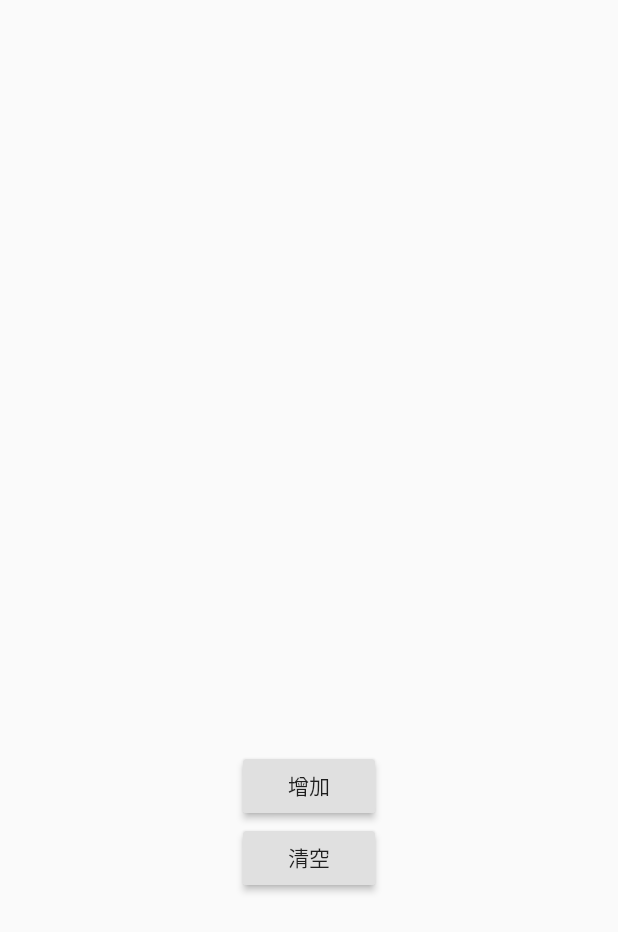
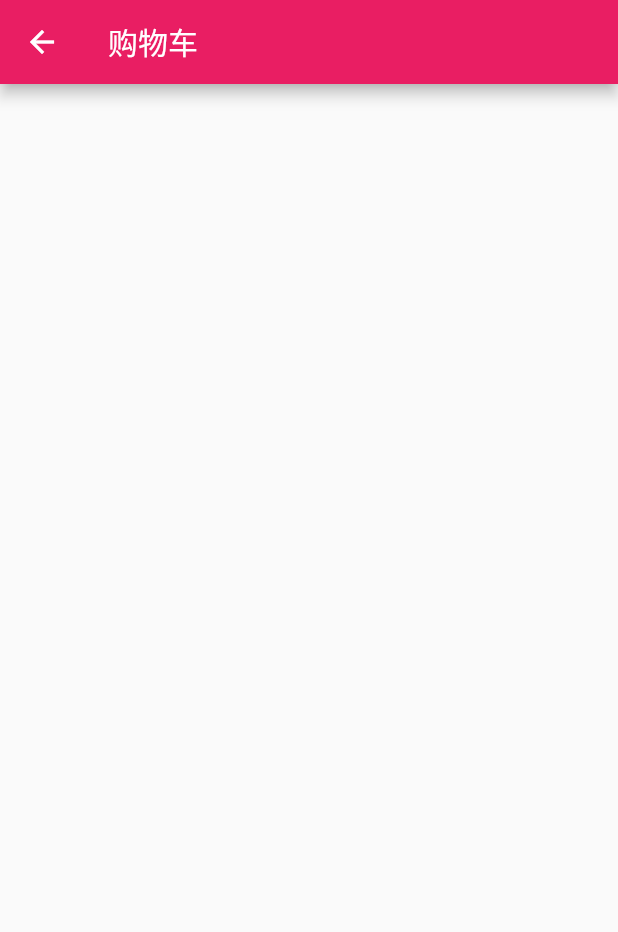
Before and after one commit to ArdWang/flutter_shop, a Flutter app: the CartPage screen opened directly, on a phone screen of 412 x 824 dp. Shown: the top 932 px of the screen. Run offline on Flutter 3.47's test engine with Material 2 defaults, Android fonts, the phone set to English and light mode, and no system bars; our stand-ins replace dio, fluro, flutter_easyrefresh, flutter_html, flutter_screenutil, flutter_swiper and 2 more; accounts and stored records are empty; network calls fail; statements that could not run were skipped.

Commit message:
update rnd

```diff
--- a/lib/pages/cart_page.dart
+++ b/lib/pages/cart_page.dart
@@ -1,4 +1,6 @@
 import 'package:flutter/material.dart';
+import 'package:provider/provider.dart';
+import '../provide/cart.dart';
 import 'package:shared_preferences/shared_preferences.dart';
 
 class CartPage extends StatefulWidget {
@@ -12,70 +14,34 @@ class _CartPageState extends State<CartPage> {
 
   @override
   Widget build(BuildContext context) {
-    _show();
-    return Container(
-      child: Column(
-        children: <Widget>[
-          Container(
-            height: 500.0,
-            child: ListView.builder(
-              itemCount: testList.length,
+    return Scaffold(
+      appBar: AppBar(
+        title:Text('购物车'),
+      ),
+      body: FutureBuilder(
+        future: _getCartInfo(context),
+        builder: (context, snapshot){
+          if(snapshot.hasData){
+            List cartList = Provider.of<CartProvider>(context, listen: true).cartList;
+            return ListView.builder(
+              itemCount: cartList.length,
               itemBuilder: (context, index){
                 return ListTile(
-                  title: Text(testList[index]),
+                   title: Text(cartList[index].goodsName),
                 );
               },
-            ),
-          ),
-
-          RaisedButton(
-            onPressed: (){
-              _add();
-            },
-            child: Text('增加'),
-          ),
-           RaisedButton(
-            onPressed: (){
-              _clear();
-            },
-            child: Text('清空'),
-          ),
-
-        ],
+            );
+          }else{
+            return Text('正在加载');
+          }
+        },
       ),
     );
   }
 
-  //增加方法
-  void _add() async {
-    SharedPreferences prefs = await SharedPreferences.getInstance();
-    String temp = "技术胖是最胖得！！！";
-    testList.add(temp);
-    prefs.setStringList("testInfo", testList);
-
-    _show();
-  }
-
-  //查询方法
-  void _show() async {
-    SharedPreferences prefs = await SharedPreferences.getInstance();
-    if(prefs.getStringList("testInfo") != null){
-      setState(() {
-        testList = prefs.getStringList("testInfo");
-      });
-    }
-  }
-
-  //删除
-  void _clear() async {
-    SharedPreferences prefs = await SharedPreferences.getInstance();
-    //删除所有值
-    //prefs.clear();
-    prefs.remove("testInfo");
-
-    setState(() {
-      testList = [];
-    });
+  Future<String> _getCartInfo(BuildContext context) async{
+    await Provider.of<CartProvider>(context, listen: true).getCartInfo();
+    return 'end';
   }
 
 
--- a/lib/provide/cart.dart
+++ b/lib/provide/cart.dart
@@ -10,11 +10,10 @@ class CartProvider with ChangeNotifier {
 
   List<CartListModel> cartList12 = [];
   save(goodsId, goodsName, count, price, images) async {
-    //try{
     SharedPreferences prefs = await SharedPreferences.getInstance();
     cartString = prefs.getString('cartInfo');
     print(cartString);
-      var temp=cartString==null?[]:json.decode(cartString.toString());
+    var temp = cartString == null ? [] : json.decode(cartString.toString());
 
     List tempList = (temp as List).cast();
     //cartList12 = CartListModel.toModel(tempList);
@@ -25,39 +24,62 @@ class CartProvider with ChangeNotifier {
     tempList.forEach((item) {
       if (item['goodsId'] == goodsId) {
         tempList[ival]['count'] = item['count'] + 1;
-          //cartList[ival].count++;
+        cartList[ival].count++;
         isHave = true;
       }
       ival++;
     });
 
     if (!isHave) {
-        tempList.add({
+      Map<String, dynamic> newGoods = {
         'goodsId': goodsId,
         'goodsName': goodsName,
         'count': count,
         'price': price,
         'images': images
-        });
+      };
+
+      tempList.add(newGoods);
+      cartList.add(CartInfoModel.fromJson(newGoods));
     }
 
     cartString = json.encode(tempList).toString();
-      print(cartString);
+    print('字符串》》》》》》》》》》》${cartString}');
+    print('数据模型》》》》》》》》》》》${cartList}');
 
     prefs.setString('cartInfo', cartString);
-    //}catch(e){
-
-    //}
 
     notifyListeners();
-
   }
 
   remove() async {
     SharedPreferences prefs = await SharedPreferences.getInstance();
 
     prefs.remove('cartInfo');
+
+    cartList = [];
+
     print('清空完成------------------');
     notifyListeners();
   }
+
+  getCartInfo() async{
+    SharedPreferences prefs = await SharedPreferences.getInstance();
+    cartString = prefs.getString("cartInfo");
+    cartList = [];
+
+    if(cartString == null){
+      cartList = [];
+    }else{
+      List<Map> tempList = (json.decode(cartString.toString()) as List).cast();
+      tempList.forEach((item) {
+        cartList.add(CartInfoModel.fromJson(item));
+      });
     }
+
+    notifyListeners();
+
+  }
+
+
+}
```
Lines whose indentation alone changed are shown as unchanged.
